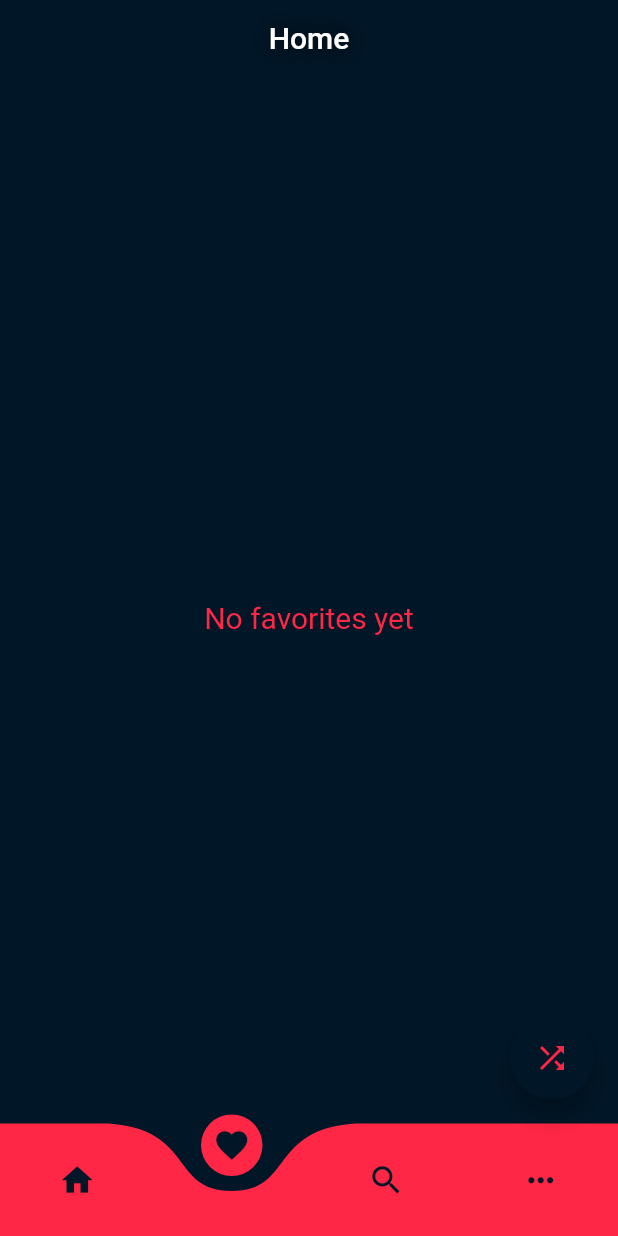
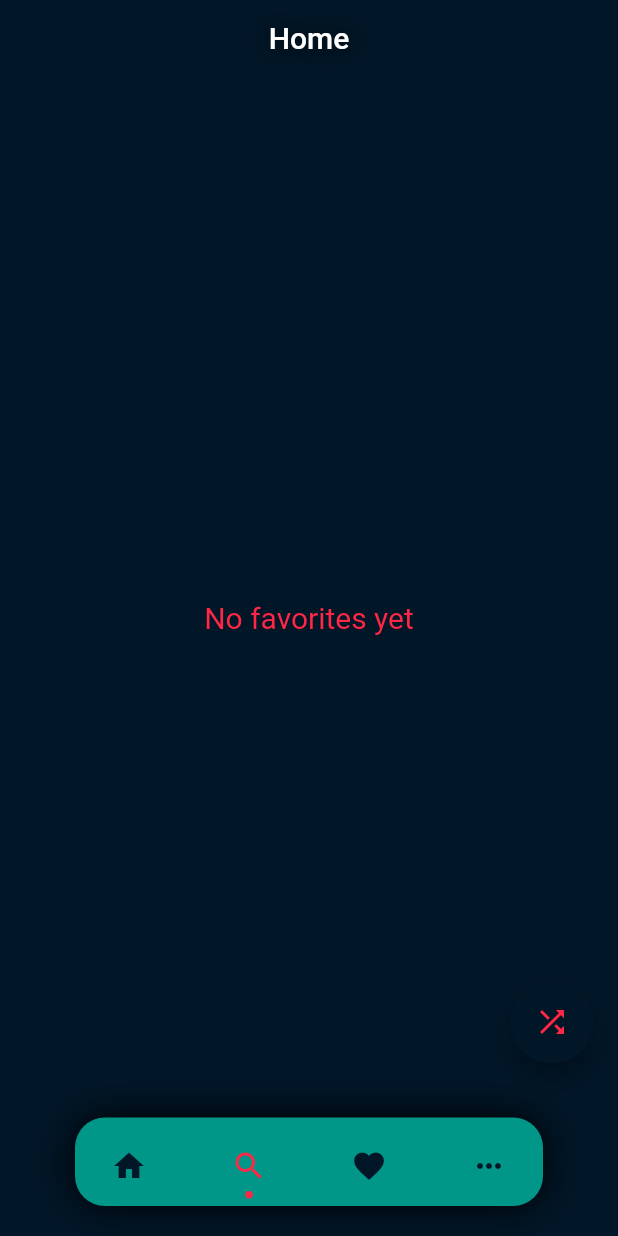
Before and after one commit to Ajjig/movirand, a Flutter app: the screen it shows after launch, swiped to page 2, on a phone screen of 412 x 824 dp. Run offline on Flutter 3.47's test engine with Material 2 defaults, Android fonts, the phone set to English and light mode, and no system bars; drawn by our look-alikes of curved_navigation_bar, dot_navigation_bar; our stand-ins replace flutter_rating_bar, get, get_storage, loading_indicator; network calls fail; statements that could not run were skipped.

Commit message:
change navbar style

```diff
--- a/lib/app/widgets/navigation_bar.dart
+++ b/lib/app/widgets/navigation_bar.dart
@@ -1,34 +1,47 @@
-import 'package:curved_navigation_bar/curved_navigation_bar.dart';
+// import 'package:curved_navigation_bar/curved_navigation_bar.dart';
 import 'package:flutter/material.dart';
 import '../theme/colors.dart';
+import 'package:dot_navigation_bar/dot_navigation_bar.dart';
 
 class NavBar extends StatelessWidget {
   const NavBar({
     Key? key,
     required int index,
     required PageController pageController,
-  }) : _index = index, _pageController = pageController, super(key: key);
+  })  : _index = index,
+        _pageController = pageController,
+        super(key: key);
 
   final int _index;
   final PageController _pageController;
 
   @override
   Widget build(BuildContext context) {
-    return CurvedNavigationBar(
-      index: _index,
-      animationCurve: Curves.easeOutCirc,
+    return DotNavigationBar(
+      borderRadius: 20,
+      currentIndex: _index,
+      boxShadow: const [BoxShadow(blurRadius: 20, color: Colors.black)],
+      onTap: (index) {
+        _pageController.animateToPage(index,
+            duration: const Duration(milliseconds: 500), curve: Curves.ease);
+      },
+      selectedItemColor: mainColor,
+      unselectedItemColor: bgColor,
       items: [
-        Icon(Icons.home, color: bgColor, size: 25),
-        Icon(Icons.favorite, color: bgColor, size: 25),
-        Icon(Icons.search, color: bgColor, size: 25),
-        Icon(Icons.more_horiz_outlined, color: bgColor, size: 25),
+        DotNavigationBarItem(
+          icon: const Icon(Icons.home),
+        ),
+        DotNavigationBarItem(
+          icon: const Icon(Icons.search),
+        ),
+        DotNavigationBarItem(
+          icon: const Icon(Icons.favorite),
+        ),
+        DotNavigationBarItem(
+          icon: const Icon(Icons.more_horiz_outlined),
+        ),
       ],
-      backgroundColor: Colors.transparent,
-      color: mainColor,
-      animationDuration: const Duration(milliseconds: 300),
-      onTap: (index) => {
-        _pageController.animateToPage(index, duration: const Duration(milliseconds: 300), curve: Curves.easeOutCirc),
-      },
+      backgroundColor: Colors.teal,
     );
   }
 }
```
